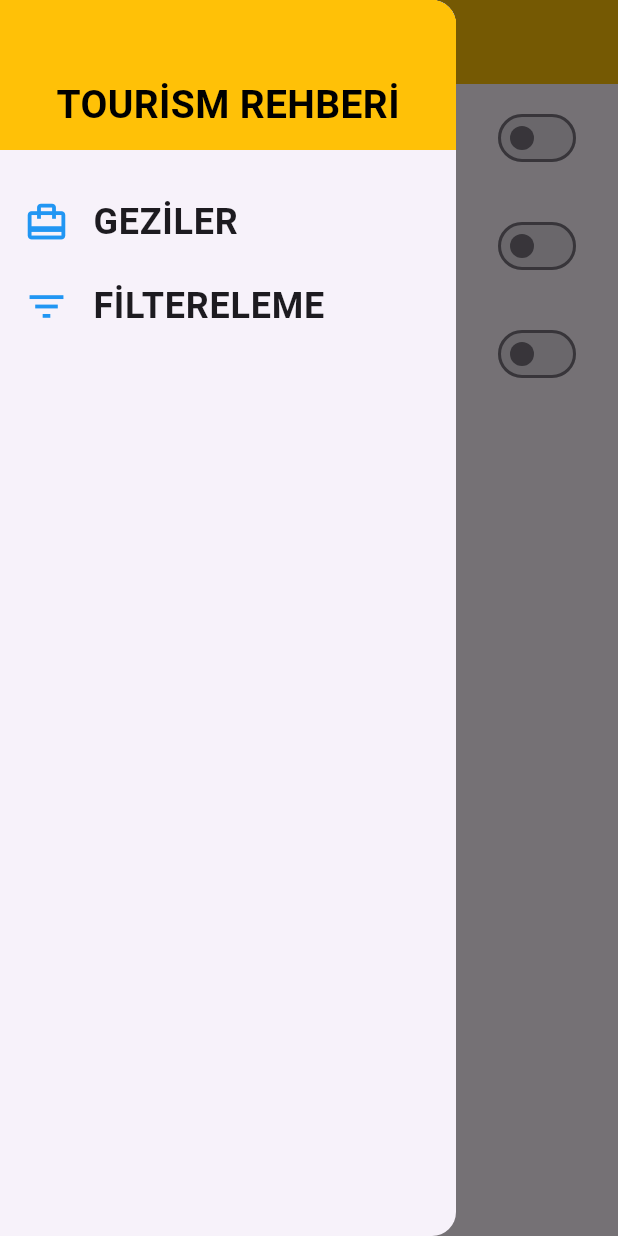
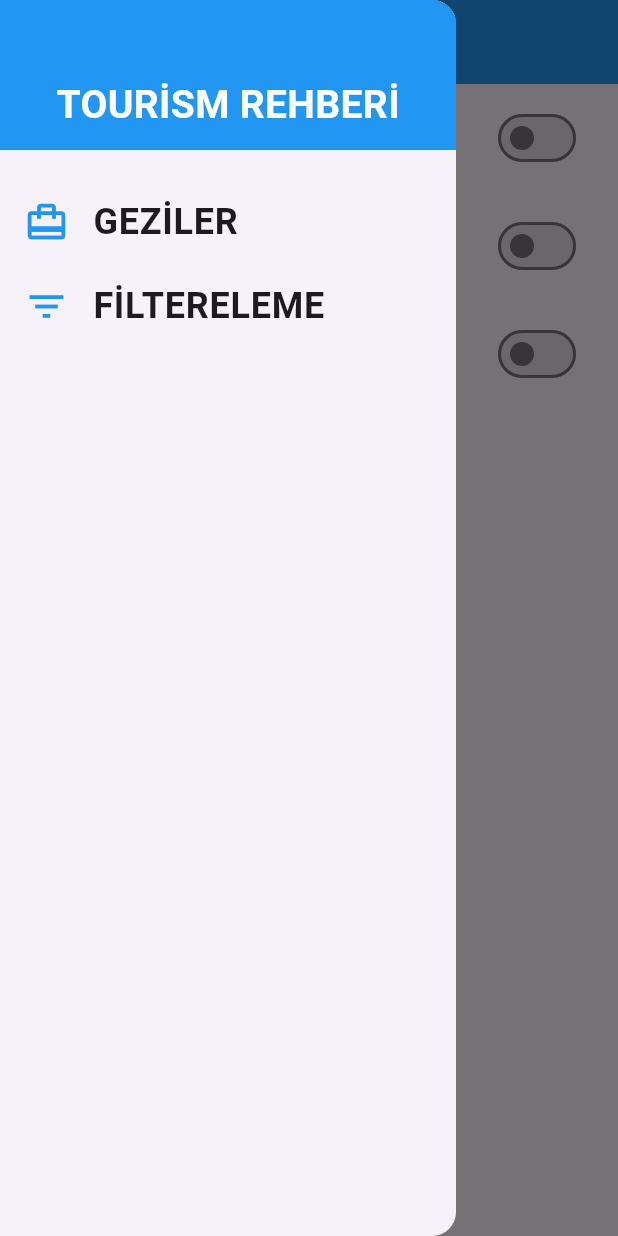
Before and after one commit to Hamzaaladaadgithab/tourism_project, a Flutter app: the FiltersScreen screen opened by its route, with the side drawer open, on a phone screen of 412 x 824 dp. Run offline on Flutter 3.47's test engine with Material 3 defaults, Android fonts, the phone set to English and light mode, and no system bars; network calls fail; Roboto replaces fonts that are missing (ElMessiri).

Commit message:
font rengini değiştirme

```diff
--- a/lib/main.dart
+++ b/lib/main.dart
@@ -21,7 +21,7 @@ class MyApp extends StatelessWidget {
     return MaterialApp(
       title:'Tourism App',
       theme:ThemeData(
-        primarySwatch: Colors.amber,
+        primarySwatch: Colors.blue,
 
       ),
 
--- a/lib/screens/category_trips_screen.dart
+++ b/lib/screens/category_trips_screen.dart
@@ -43,7 +43,7 @@ class _CategoryTripsScreenState extends State<CategoryTripsScreen> {
     return Scaffold(
       appBar: AppBar(
         title: Text(categoryTitle),
-        backgroundColor: Colors.amber,
+        backgroundColor: Colors.blue,
         centerTitle: true,
       ),
       body: ListView.builder(
--- a/lib/screens/filters_screen.dart
+++ b/lib/screens/filters_screen.dart
@@ -19,11 +19,11 @@ class _FiltersScreenState extends State<FiltersScreen> {
   Widget build(BuildContext context) {
     return Scaffold(
       appBar: AppBar(
-        backgroundColor: Colors.amber,
+        backgroundColor: Colors.blue,
         title: const Text(
           'Filtrele',
           style: TextStyle(
-            color: Colors.black,
+            color: Colors.white,
             fontSize: 26,
             fontFamily: 'ElMessiri',
             fontWeight: FontWeight.bold,
@@ -45,7 +45,7 @@ class _FiltersScreenState extends State<FiltersScreen> {
                     ),
                     subtitle: const Text('Sadece Yaz Mevsiminde Geziler Göster!'),
                     value: _isInSommer,
-                    activeColor: Colors.amber, // Buton açıkken rengi
+                    activeColor: Colors.blue, // Buton açıkken rengi
                     onChanged: (newValue) {
                       setState(() {
                         _isInSommer = newValue;
@@ -59,7 +59,7 @@ class _FiltersScreenState extends State<FiltersScreen> {
                     ),
                     subtitle: const Text('Sadece Kış Mevsiminde Geziler Göster!'),
                     value: _isInWinter,
-                    activeColor: Colors.amber,
+                    activeColor: Colors.blue,
                     onChanged: (newValue) {
                       setState(() {
                         _isInWinter = newValue;
@@ -73,7 +73,7 @@ class _FiltersScreenState extends State<FiltersScreen> {
                     ),
                     subtitle: const Text('Sadece Aileye Uygun Geziler Göster!'),
                     value: _isForFamily,
-                    activeColor: Colors.amber,
+                    activeColor: Colors.blue,
                     onChanged: (newValue) {
                       setState(() {
                         _isForFamily = newValue;
--- a/lib/screens/tabs_screen.dart
+++ b/lib/screens/tabs_screen.dart
@@ -49,10 +49,10 @@ class _TabsScreenState extends State<TabsScreen> {
     return Scaffold(
        appBar: AppBar(
         centerTitle: true,
-        backgroundColor: Colors.amber,
+        backgroundColor: Colors.blue,
         title: Text(_screens[_selectedScreenIndex]['Title'] as String,
             style:TextStyle(
-            color: Colors.black,
+            color: Colors.white,
             fontWeight: FontWeight.bold,
           ),
         ),
@@ -63,7 +63,7 @@ class _TabsScreenState extends State<TabsScreen> {
 
   bottomNavigationBar:BottomNavigationBar(
     onTap: _selectScreen,
-    backgroundColor: Colors.amber,
+    backgroundColor: Colors.blue,
     selectedItemColor: Theme.of(context).colorScheme.secondary,
     unselectedItemColor: Colors.white,
     currentIndex: _selectedScreenIndex,
--- a/lib/screens/trip_detail_screen.dart
+++ b/lib/screens/trip_detail_screen.dart
@@ -12,7 +12,7 @@ class TripDetailScreen extends StatelessWidget {
             child:Text(
                   titleText,
                   style: TextStyle(
-                  color: Colors.amber,
+                  color: Colors.blue,
                   fontSize: 20,
                  fontWeight: FontWeight.bold,
                  ),
@@ -43,7 +43,7 @@ class TripDetailScreen extends StatelessWidget {
     return Scaffold(
       appBar: AppBar(
         title: Text(selectedTrip.title),
-        backgroundColor: Colors.amber,
+        backgroundColor: Colors.blue,
         centerTitle: true,
       ),
 
--- a/lib/widgets/app_drawer.dart
+++ b/lib/widgets/app_drawer.dart
@@ -36,10 +36,10 @@ class AppDrawer extends StatelessWidget {
             width: double.infinity,
             padding:EdgeInsets.only(top:40),
             alignment: Alignment.center,
-            color:Colors.amber,
+            color:Colors.blue,
             child: Text('TOURİSM REHBERİ',
              style:TextStyle(
-            color:Colors.black,
+            color:Colors.white,
              fontSize:26,
              fontFamily:'ElMessiri',
              fontWeight:FontWeight.bold,
--- a/lib/widgets/category_item.dart
+++ b/lib/widgets/category_item.dart
@@ -34,8 +34,8 @@ class CategoryItem extends StatelessWidget {
             decoration: BoxDecoration(
               gradient: LinearGradient(
                 colors: [
-                  Colors.amber.withOpacity(0.7),
-                  Colors.amber,
+                  Colors.blue.withOpacity(0.7),
+                  Colors.blue,
                 ],
                 begin: Alignment.topLeft,
                 end: Alignment.bottomRight,
@@ -50,7 +50,7 @@ class CategoryItem extends StatelessWidget {
                   style: TextStyle(
                     fontSize: 18,
                     fontWeight: FontWeight.bold,
-                    color: Colors.black,
+                    color: Colors.white,
                   ),
                 ),
                 SizedBox(height: 10),
--- a/lib/widgets/trip_item.dart
+++ b/lib/widgets/trip_item.dart
@@ -142,7 +142,7 @@ String get TripTypeText {
                 children: [
                   Row(
                     children: [
-                      Icon(Icons.today, color: Colors.amber),
+                      Icon(Icons.today, color: Colors.blue),
                       SizedBox(
                         width:6,
                       ),
@@ -152,7 +152,7 @@ String get TripTypeText {
                   Row(
                     children: [
                       Icon(
-                        Icons.wb_sunny, color: Colors.amber),
+                        Icons.wb_sunny, color: Colors.blue),
                       SizedBox(
                         width:6,
                       ),
@@ -163,7 +163,7 @@ String get TripTypeText {
                    Row(
                     children: [
                       Icon(
-                        Icons.family_restroom, color: Colors.amber),
+                        Icons.family_restroom, color: Colors.blue),
                       SizedBox(
                         width:6,
                       ),
```
